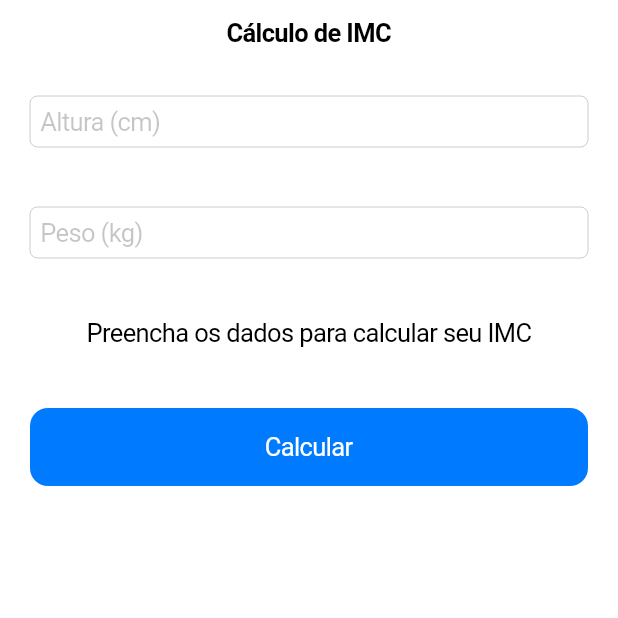
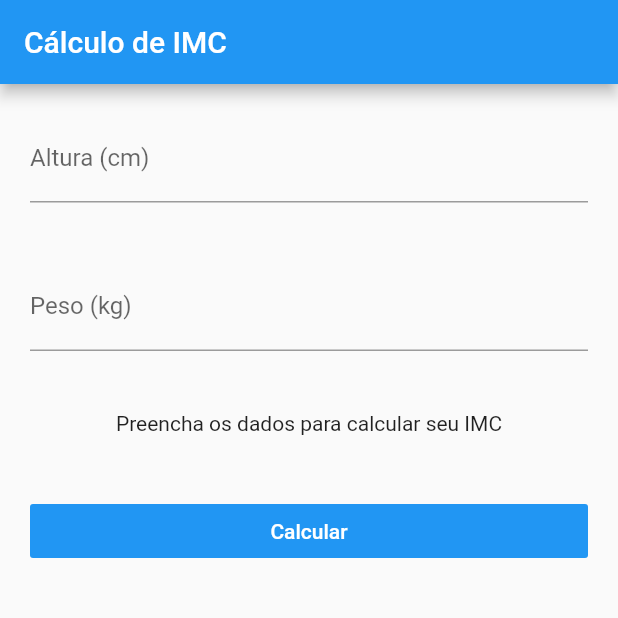
Before and after one commit to MatthausZillig/imc_flutter_bloc, a Flutter app: the screen it shows after launch, on a phone screen of 412 x 824 dp, the top half of it. Run offline on Flutter 3.47's test engine with Material 2 defaults, Android fonts, the phone set to English and light mode, and no system bars; our stand-ins replace flutter_masked_text.

Commit message:
feature: finish

```diff
--- a/lib/blocs/ImcBloc.dart
+++ b/lib/blocs/ImcBloc.dart
@@ -7,7 +7,7 @@ class ImcBloc {
 
   calculate() {
     double weight = double.parse(weightCtrl.text);
-    double height = double.parse(heightCtrl.text);
+    double height = double.parse(heightCtrl.text) / 100;
     double imc = weight / (height * height);
 
     if(imc < 18.6) {
--- a/lib/main.dart
+++ b/lib/main.dart
@@ -1,8 +1,8 @@
+import 'dart:io' show Platform;
 import 'package:flutter/material.dart';
 import 'package:imcbaltaapp/ui/android/android-app.dart';
 import 'package:imcbaltaapp/ui/ios/ios-app.dart';
 
-
 void main() {
-  runApp(IosApp());
+ Platform.isIOS ?  runApp(IosApp()) : runApp(AndroidApp());
 }
--- a/lib/ui/android/pages/home.page.dart
+++ b/lib/ui/android/pages/home.page.dart
@@ -1,4 +1,5 @@
 import 'package:flutter/material.dart';
+import 'package:imcbaltaapp/blocs/ImcBloc.dart';
 
 class HomePage extends StatefulWidget {
   @override
@@ -6,6 +7,9 @@ class HomePage extends StatefulWidget {
 }
 
 class _HomePageState extends State<HomePage> {
+
+  var bloc = new ImcBloc();
+
   @override
   Widget build(BuildContext context) {
     return Scaffold(
@@ -21,6 +25,7 @@ class _HomePageState extends State<HomePage> {
                 labelText: "Altura (cm)",
               ),
               keyboardType: TextInputType.number,
+              controller: bloc.heightCtrl,
             ),
           ),
           Padding(
@@ -30,7 +35,31 @@ class _HomePageState extends State<HomePage> {
                 labelText: "Peso (kg)",
               ),
               keyboardType: TextInputType.number,
+              controller: bloc.weightCtrl,
             ),
+          ),
+          Padding(
+            padding: EdgeInsets.all(20),
+            child: Text(
+              bloc.result,
+              textAlign: TextAlign.center,
+            ),
+          ),
+          Padding(
+            padding: EdgeInsets.all(20),
+            child: FlatButton(
+              color: Theme.of(context).primaryColor,
+                onPressed: () {
+                  setState(() {
+                    bloc.calculate();
+                  });
+                },
+                child: Text(
+                  "Calcular",
+                  style: TextStyle(
+                    color: Colors.white,
+                  ),
+                )),
           )
         ],
       ),
--- a/lib/ui/ios/pages/home.page.dart
+++ b/lib/ui/ios/pages/home.page.dart
@@ -46,7 +46,11 @@ class _HomePageState extends State<HomePage> {
             padding: EdgeInsets.all(20),
             child: CupertinoButton.filled(
               child: Text("Calcular"),
-              onPressed: () {},
+              onPressed: () {
+                setState(() {
+                  bloc.calculate();
+                });
+              },
             ),
           )
         ],
```
